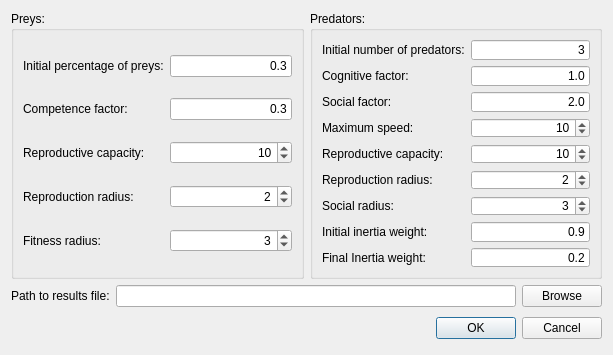
Qt form localsettingsdialog.ui (mariomartinezm/QtCaPso) before a commit.
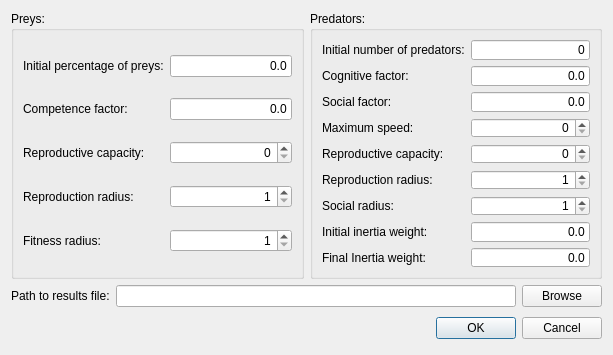
The same form after that commit.

Commit message:
Reset values of LocalSettingsDialog's widgets
- 1 for all widgets dealing with the radius of some neighborhood

- 0 for all other widgets

Patch:
```diff
--- a/localsettingsdialog.ui
+++ b/localsettingsdialog.ui
@@ -48,7 +48,7 @@
              <number>1</number>
             </property>
             <property name="value">
-             <number>2</number>
+             <number>1</number>
             </property>
            </widget>
           </item>
@@ -65,7 +65,7 @@
              <set>Qt::AlignRight|Qt::AlignTrailing|Qt::AlignVCenter</set>
             </property>
             <property name="value">
-             <number>10</number>
+             <number>0</number>
             </property>
            </widget>
           </item>
@@ -79,7 +79,7 @@
           <item row="1" column="1">
            <widget class="QLineEdit" name="lineEditCompetenceFactor">
             <property name="text">
-             <string>0.3</string>
+             <string>0.0</string>
             </property>
             <property name="alignment">
              <set>Qt::AlignRight|Qt::AlignTrailing|Qt::AlignVCenter</set>
@@ -96,7 +96,7 @@
           <item row="0" column="1">
            <widget class="QLineEdit" name="lineEditInitialPreys">
             <property name="text">
-             <string>0.3</string>
+             <string>0.0</string>
             </property>
             <property name="alignment">
              <set>Qt::AlignRight|Qt::AlignTrailing|Qt::AlignVCenter</set>
@@ -122,8 +122,11 @@
             <property name="alignment">
              <set>Qt::AlignRight|Qt::AlignTrailing|Qt::AlignVCenter</set>
             </property>
+            <property name="minimum">
+             <number>1</number>
+            </property>
             <property name="value">
-             <number>3</number>
+             <number>1</number>
             </property>
            </widget>
           </item>
@@ -148,7 +151,7 @@
             <item row="0" column="1">
              <widget class="QLineEdit" name="lineEditInitialPredators">
               <property name="text">
-               <string>3</string>
+               <string>0</string>
               </property>
               <property name="alignment">
                <set>Qt::AlignRight|Qt::AlignTrailing|Qt::AlignVCenter</set>
@@ -165,7 +168,7 @@
             <item row="1" column="1">
              <widget class="QLineEdit" name="lineEditCognitiveFactor">
               <property name="text">
-               <string>1.0</string>
+               <string>0.0</string>
               </property>
               <property name="alignment">
                <set>Qt::AlignRight|Qt::AlignTrailing|Qt::AlignVCenter</set>
@@ -182,7 +185,7 @@
             <item row="2" column="1">
              <widget class="QLineEdit" name="lineEditSocialFactor">
               <property name="text">
-               <string>2.0</string>
+               <string>0.0</string>
               </property>
               <property name="alignment">
                <set>Qt::AlignRight|Qt::AlignTrailing|Qt::AlignVCenter</set>
@@ -202,7 +205,7 @@
                <set>Qt::AlignRight|Qt::AlignTrailing|Qt::AlignVCenter</set>
               </property>
               <property name="value">
-               <number>10</number>
+               <number>0</number>
               </property>
              </widget>
             </item>
@@ -219,7 +222,7 @@
                <set>Qt::AlignRight|Qt::AlignTrailing|Qt::AlignVCenter</set>
               </property>
               <property name="value">
-               <number>10</number>
+               <number>0</number>
               </property>
              </widget>
             </item>
@@ -239,7 +242,7 @@
                <number>1</number>
               </property>
               <property name="value">
-               <number>2</number>
+               <number>1</number>
               </property>
              </widget>
             </item>
@@ -255,8 +258,11 @@
               <property name="alignment">
                <set>Qt::AlignRight|Qt::AlignTrailing|Qt::AlignVCenter</set>
               </property>
+              <property name="minimum">
+               <number>1</number>
+              </property>
               <property name="value">
-               <number>3</number>
+               <number>1</number>
               </property>
              </widget>
             </item>
@@ -270,7 +276,7 @@
             <item row="7" column="1">
              <widget class="QLineEdit" name="lineEditInitialWeight">
               <property name="text">
-               <string>0.9</string>
+               <string>0.0</string>
               </property>
               <property name="alignment">
                <set>Qt::AlignRight|Qt::AlignTrailing|Qt::AlignVCenter</set>
@@ -287,7 +293,7 @@
             <item row="8" column="1">
              <widget class="QLineEdit" name="lineEditFinalWeight">
               <property name="text">
-               <string>0.2</string>
+               <string>0.0</string>
               </property>
               <property name="alignment">
                <set>Qt::AlignRight|Qt::AlignTrailing|Qt::AlignVCenter</set>
```
Left out of the diff: 11 changed lines with no effect on the pictures.
